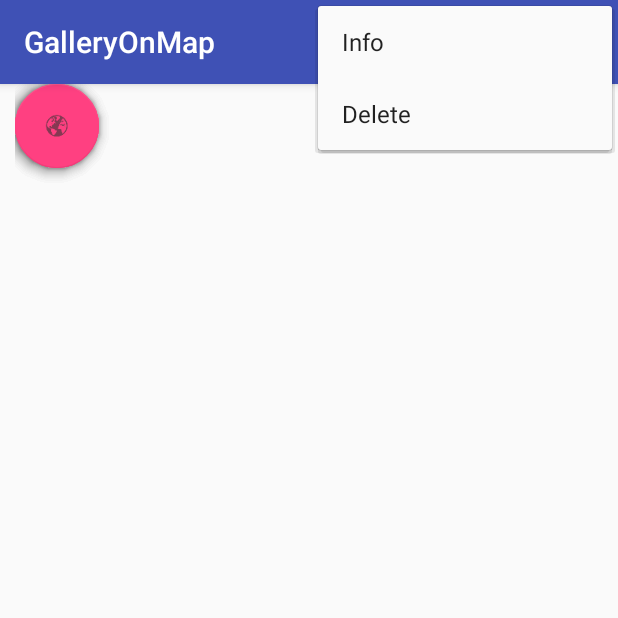
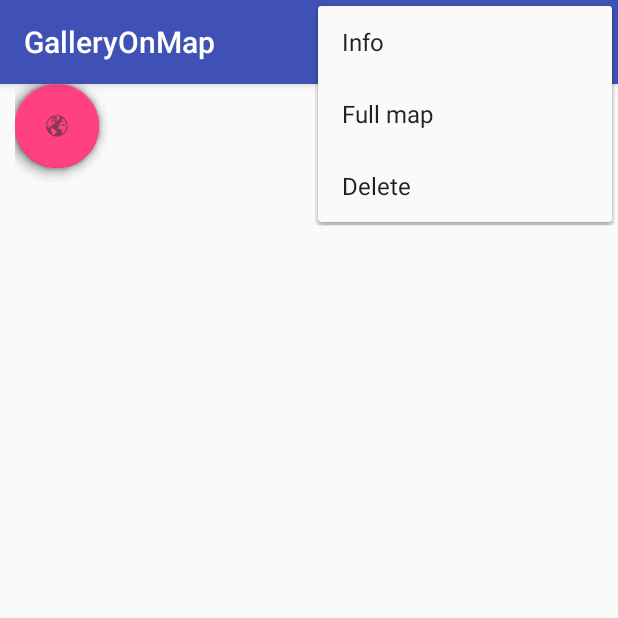
Before and after one commit to ArtiomCX75/GalleryOnMap, an Android app: the screen it shows after launch (MainActivity), with the options menu open, on a phone screen of 412 x 824 dp, the top half of it. Run offline under Robolectric (Android 15) with nearby library versions, the phone set to English and light mode, and no system bars; libraries missing offline, so code that uses them is left out: com.github.clans.fab; plain views replace FloatingActionButton, FloatingActionMenu; 9 statements that could not run were skipped.

Commit message:
full map done(without deleting marker)

```diff
--- a/app/src/main/java/com/dmytrobohdanov/galleryonmap/MainActivity.java
+++ b/app/src/main/java/com/dmytrobohdanov/galleryonmap/MainActivity.java
@@ -27,16 +27,24 @@ public class MainActivity extends AppCompatActivity {
     private static final int ID_FAB_ADD_DOWNLOAD = R.id.fab_add_download;
     private static final int ID_FAB_ADD_FROM_URL = R.id.fab_add_by_url;
 
+    //view pager and adapter
     ViewPager viewPager;
     PagerAdapter pagerAdapter;
 
+    //data keeper
     GalleryItemsDataKeeper dataKeeper;
+
+    //data base
     DataBaseHelper dataBase;
+
+    //creator of Items
     ItemsCreator itemsCreator;
+
+    //menu
     MenuButtonsHandler menuButtonsHandler;
 
     //current position of Item displayed
-    Integer itemPosition;
+    static Integer itemPosition;
 
     //float action menu items
     FloatingActionMenu fabAddItemMenu;
@@ -129,7 +137,6 @@ public class MainActivity extends AppCompatActivity {
         switch (id) {
             case R.id.menu_set_location:
                 this.menuButtonsHandler.setLocationPressed(this);
-                Toast.makeText(getBaseContext(), "Set location button pressed", Toast.LENGTH_SHORT).show();
                 break;
 
             case R.id.menu_share:
@@ -139,6 +146,10 @@ public class MainActivity extends AppCompatActivity {
 
             case R.id.menu_info:
                 this.menuButtonsHandler.infoButtonPressed(this);
+                break;
+
+            case R.id.menu_full_map:
+                this.menuButtonsHandler.fullMapButtonPressed(this);
                 break;
 
             case R.id.menu_delete:
@@ -204,4 +215,9 @@ public class MainActivity extends AppCompatActivity {
             AddPhotoHandler.handleResult(requestCode, resultCode, data);
         }
     }
+
+
+    public static int getDesplaingItemPosition(){
+        return itemPosition;
+    }
 }
--- a/app/src/main/res/menu/main_manu.xml
+++ b/app/src/main/res/menu/main_manu.xml
@@ -7,23 +7,30 @@
 
     <item
         android:id="@+id/menu_set_location"
-        app:showAsAction="always"
         android:icon="@drawable/ic_menu_set_location"
-        android:title="@string/menu_map"/>
+        android:title="@string/menu_map"
+        app:showAsAction="always" />
 
     <item
         android:id="@+id/menu_share"
         android:icon="@drawable/ic_menu_share"
-        app:showAsAction="ifRoom"
-        android:title="@string/menu_share"/>
+        android:title="@string/menu_share"
+        app:showAsAction="ifRoom" />
     <item
         android:id="@+id/menu_info"
         android:icon="@drawable/ic_menu_info"
-        app:showAsAction="ifRoom"
-        android:title="@string/menu_info"/>
+        android:title="@string/menu_info"
+        app:showAsAction="ifRoom" />
+
+    <item
+        android:id="@+id/menu_full_map"
+        android:icon="@drawable/ic_menu_full_map"
+        android:title="@string/menu_full_map"
+        app:showAsAction="ifRoom" />
+
     <item
         android:id="@+id/menu_delete"
         android:icon="@android:drawable/ic_menu_delete"
-        app:showAsAction="never"
-        android:title="@string/menu_delete"/>
+        android:title="@string/menu_delete"
+        app:showAsAction="never" />
 </menu>
--- a/app/src/main/res/values/strings.xml
+++ b/app/src/main/res/values/strings.xml
@@ -6,6 +6,7 @@
     <string name="menu_info">"Info"</string>
     <string name="menu_delete">"Delete"</string>
     <string name="menu_share">"Share"</string>
+    <string name="menu_full_map">"Full map"</string>
 
     <string name="title_activity_map">Map</string>
 </resources>
```
Also changed, not shown: app/src/main/java/com/dmytrobohdanov/galleryonmap/DataBaseHelper.java (+35 -0 lines), app/src/main/java/com/dmytrobohdanov/galleryonmap/GalleryItemsDataKeeper.java (+10 -0 lines), app/src/main/java/com/dmytrobohdanov/galleryonmap/MapActivity.java (+87 -14 lines), app/src/main/java/com/dmytrobohdanov/galleryonmap/MenuButtonsHandler.java (+23 -15 lines), app/src/main/res/drawable-hdpi/ic_menu_full_map.png (added), app/src/main/res/drawable-mdpi/ic_menu_full_map.png (added), app/src/main/res/drawable-xhdpi/ic_menu_full_map.png (added), app/src/main/res/drawable-xxhdpi/ic_menu_full_map.png (added).
